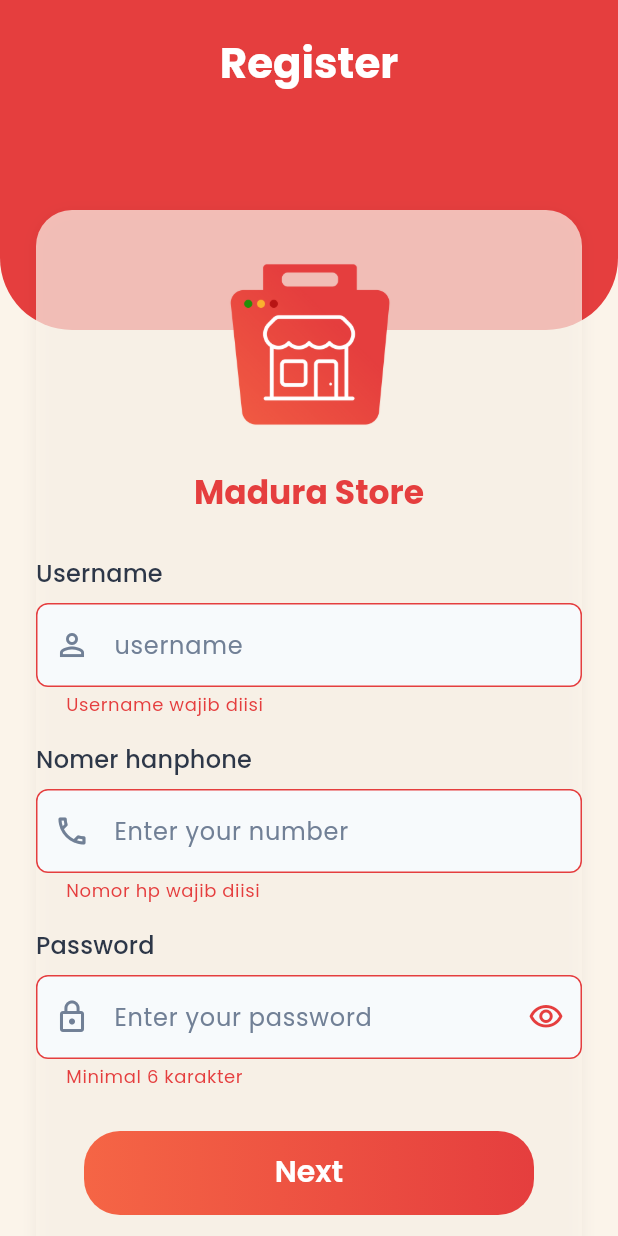
After one commit to amad-IO/frontend-madura-store, a Flutter app: the RegisterPage screen opened by its route, after a tap on "Next", on a phone screen of 412 x 824 dp. The commit adds this screen. Run offline on Flutter 3.47's test engine with Material 3 defaults, Android fonts, the phone set to English and light mode, and no system bars; our stand-ins replace google_fonts.

Commit message:
update register

```diff
--- a/lib/core/app_routes.dart
+++ b/lib/core/app_routes.dart
@@ -2,10 +2,12 @@ import 'package:flutter/material.dart';
 import '../ui/pages/LoginPage.dart';
 import '../ui/pages/onBoarding.dart';
 import '../ui/pages/dashboardPage.dart';
+import '../ui/pages/registerPage.dart';
 
 class AppRoutes {
   static const String onBoarding = '/';
   static const String login = '/login';
+  static const String register = '/register';
   static const String dashboard = '/dashboard';
 
   // halaman pertama
@@ -16,6 +18,7 @@ class AppRoutes {
       {
         onBoarding: (_) => const OnBoardingPage(),
         login: (_) => const LoginPage(),
+        register: (_) => const RegisterPage(),
         dashboard: (_) => const DashboardPage(),
       };
 
--- a/lib/ui/pages/LoginPage.dart
+++ b/lib/ui/pages/LoginPage.dart
@@ -348,11 +348,21 @@ class _LoginPageState extends State<LoginPage> {
                                     "Don’t have an account?",
                                     style: text.bodyMedium?.copyWith(color: cs.onSurface),
                                   ),
-                                  Text(
-                                    "Sign Up",
-                                    style: text.bodyMedium?.copyWith(
-                                        fontWeight: FontWeight.w600,
-                                        color: cs.primary),
+                                  InkWell(
+                                    onTap: () => Navigator.pushNamed(context, AppRoutes.register),
+                                    // kalau mau replace (tidak bisa back):
+                                    // onTap: () => Navigator.pushReplacementNamed(context, AppRoutes.register),
+                                    borderRadius: BorderRadius.circular(6),
+                                    child: Padding(
+                                      padding: const EdgeInsets.symmetric(horizontal: 2, vertical: 4),
+                                      child: Text(
+                                        "Sign Up",
+                                        style: text.bodyMedium?.copyWith(
+                                          fontWeight: FontWeight.w600,
+                                          color: cs.primary,
+                                        ),
+                                      ),
+                                    ),
                                   ),
                                 ],
                               ),
--- /dev/null
+++ b/lib/ui/pages/registerPage.dart
@@ -0,0 +1,264 @@
+import 'package:flutter/material.dart';
+import '../../core/app_theme.dart';
+import '../../core/app_routes.dart'; // pastikan ada route login
+import 'package:google_fonts/google_fonts.dart';
+
+class RegisterPage extends StatefulWidget {
+  const RegisterPage({super.key});
+
+  @override
+  State<RegisterPage> createState() => _RegisterPageState();
+}
+
+class _RegisterPageState extends State<RegisterPage> {
+  final _formKey = GlobalKey<FormState>();
+
+  final _usernameCtrl = TextEditingController();
+  final _phoneCtrl = TextEditingController();
+  final _passwordCtrl = TextEditingController();
+
+  bool _obscure = true;
+
+  @override
+  void dispose() {
+    _usernameCtrl.dispose();
+    _phoneCtrl.dispose();
+    _passwordCtrl.dispose();
+    super.dispose();
+  }
+
+  // Validasi username (3–20, huruf/angka . _ -, tidak diawali/diakhiri simbol, tidak dobel simbol)
+  String? _validateUsername(String? x) {
+    final v = x?.trim() ?? '';
+    final re = RegExp(r'^(?=.{3,20}$)(?![._-])(?!.*[._-]{2})[a-zA-Z0-9._-]+(?<![._-])$');
+    if (v.isEmpty) return 'Username wajib diisi';
+    if (!re.hasMatch(v)) {
+      return '3–20: huruf/angka . _ - (tidak boleh diawali/diakhiri simbol)';
+    }
+    return null;
+  }
+
+  String? _validatePhone(String? x) {
+    final v = x?.trim() ?? '';
+    if (v.isEmpty) return 'Nomor hp wajib diisi';
+    // sederhana: 9–15 digit, boleh mulai +62/0
+    final re = RegExp(r'^(?:\+?62|0)\d{8,13}$');
+    if (!re.hasMatch(v)) return 'Nomor hp tidak valid';
+    return null;
+  }
+
+  String? _validatePassword(String? x) {
+    final v = x ?? '';
+    if (v.length < 6) return 'Minimal 6 karakter';
+    return null;
+  }
+
+  void _submit() {
+    if (_formKey.currentState?.validate() ?? false) {
+      // TODO: panggil backend/register di layer service/state kamu
+      ScaffoldMessenger.of(context).showSnackBar(
+        const SnackBar(content: Text('Register berhasil (mock)')),
+      );
+    }
+  }
+
+  @override
+  Widget build(BuildContext context) {
+    final t = Theme.of(context).textTheme;
+
+    return Scaffold(
+      backgroundColor: AppTheme.primaryCream,
+      body: SafeArea(
+        child: Stack(
+          children: [
+            // Header merah besar dengan sudut bulat
+            Container(
+              height: 220,
+              decoration: const BoxDecoration(
+                color: AppTheme.primaryRed,
+                borderRadius: BorderRadius.only(
+                  bottomLeft: Radius.circular(48),
+                  bottomRight: Radius.circular(48),
+                ),
+              ),
+              alignment: Alignment.topCenter,
+              padding: const EdgeInsets.only(top: 24),
+              child: Text(
+                'Register',
+                style: t.headlineMedium?.copyWith(
+                  color: AppTheme.primaryWhite,
+                  fontWeight: FontWeight.w700,
+                ),
+              ),
+            ),
+
+            // Konten
+            SingleChildScrollView(
+              padding: const EdgeInsets.fromLTRB(24, 140, 24, 24),
+              child: Column(
+                children: [
+                  // kartu krem (feel figma)
+                  Container(
+                    width: double.infinity,
+                    decoration: BoxDecoration(
+                      color: AppTheme.primaryCream.withOpacity(0.7),
+                      borderRadius: BorderRadius.circular(24),
+                      // opsional: tambahkan efek blur kaca (frosted glass)
+                      boxShadow: [
+                        BoxShadow(
+                          color: Colors.black.withOpacity(0.05),
+                          blurRadius: 8,
+                          offset: const Offset(0, 2),
+                        ),
+                      ],
+                    ),
+
+                    child: Column(
+                      children: [
+                        const SizedBox(height: 16),
+                        // Logo
+                        Container(
+                          width: 146,
+                          height: 146,
+                          decoration: const BoxDecoration(
+                            image: DecorationImage(
+                              image: AssetImage('assets/images/logo3.png'),
+                              fit: BoxFit.cover,
+                            ),
+                          ),
+                        ),
+                        const SizedBox(height: 12),
+                        Text(
+                          'Madura Store',
+                          style: t.titleLarge?.copyWith(
+                            color: AppTheme.primaryRed,
+                            fontWeight: FontWeight.w700,
+                          ),
+                        ),
+                        const SizedBox(height: 12),
+
+                        // FORM
+                        Form(
+                          key: _formKey,
+                          child: Column(
+                            crossAxisAlignment: CrossAxisAlignment.start,
+                            children: [
+                              const SizedBox(height: 16),
+                              Text('Username', style: t.titleMedium?.copyWith(color: AppTheme.textPrimary)),
+                              const SizedBox(height: 8),
+                              TextFormField(
+                                controller: _usernameCtrl,
+                                validator: _validateUsername,
+                                textInputAction: TextInputAction.next,
+                                decoration: const InputDecoration(
+                                  hintText: 'username',
+                                  prefixIcon: Icon(Icons.person_outline),
+                                ),
+                              ),
+
+                              const SizedBox(height: 16),
+                              Text('Nomer hanphone', style: t.titleMedium?.copyWith(color: AppTheme.textPrimary)),
+                              const SizedBox(height: 8),
+                              TextFormField(
+                                controller: _phoneCtrl,
+                                validator: _validatePhone,
+                                keyboardType: TextInputType.phone,
+                                textInputAction: TextInputAction.next,
+                                decoration: const InputDecoration(
+                                  hintText: 'Enter your number',
+                                  prefixIcon: Icon(Icons.phone_outlined),
+                                ),
+                              ),
+
+                              const SizedBox(height: 16),
+                              Text('Password', style: t.titleMedium?.copyWith(color: AppTheme.textPrimary)),
+                              const SizedBox(height: 8),
+                              TextFormField(
+                                controller: _passwordCtrl,
+                                validator: _validatePassword,
+                                obscureText: _obscure,
+                                decoration: InputDecoration(
+                                  hintText: 'Enter your password',
+                                  prefixIcon: const Icon(Icons.lock_outline),
+                                  suffixIcon: IconButton(
+                                    onPressed: () => setState(() => _obscure = !_obscure),
+                                    icon: Icon(_obscure ? Icons.visibility_outlined : Icons.visibility_off_outlined),
+                                  ),
+                                ),
+                              ),
+
+                              const SizedBox(height: 28),
+                              // Tombol gradient sesuai AppTheme.primaryGradient
+                              Center(
+                                child: ConstrainedBox(
+                                  constraints: const BoxConstraints(maxWidth: 300), // ubah 260–320 sesuai selera
+                                  child: SizedBox(
+                                    width: double.infinity, // biar mengisi sampai maxWidth di atas
+                                    height: 56,
+                                    child: DecoratedBox(
+                                      decoration: BoxDecoration(
+                                        gradient: const LinearGradient(
+                                          begin: Alignment(-1.0, -0.05),
+                                          end: Alignment(1.0, 0.05),
+                                          colors: [AppTheme.primaryOrange, AppTheme.primaryRed],
+                                        ),
+                                        borderRadius: BorderRadius.circular(24),
+                                      ),
+                                      child: ElevatedButton(
+                                        onPressed: _submit,
+                                        style: ElevatedButton.styleFrom(
+                                          elevation: 0,
+                                          backgroundColor: Colors.transparent,
+                                          shadowColor: Colors.transparent,
+                                          shape: RoundedRectangleBorder(borderRadius: BorderRadius.circular(24)),
+                                          padding: const EdgeInsets.symmetric(vertical: 16),
+                                        ),
+                                        child: Text(
+                                          'Next',
+                                          style: GoogleFonts.poppins(
+                                            fontSize: 20, fontWeight: FontWeight.w600,
+                                            height: 1.2, color: AppTheme.primaryWhite,
+                                          ),
+                                        ),
+                                      ),
+                                    ),
+                                  ),
+                                ),
+                              ),
+
+
+                              const SizedBox(height: 20),
+                              Center(
+                                child: Wrap(
+                                  crossAxisAlignment: WrapCrossAlignment.center,
+                                  children: [
+                                    Text('Have an account? ', style: t.bodyLarge?.copyWith(color: AppTheme.textPrimary)),
+                                    InkWell(
+                                      onTap: () => Navigator.pushReplacementNamed(context, AppRoutes.login),
+                                      child: Text(
+                                        'Sign In',
+                                        style: t.bodyLarge?.copyWith(
+                                          color: AppTheme.primaryRed,
+                                          fontWeight: FontWeight.w700,
+                                        ),
+                                      ),
+                                    ),
+                                  ],
+                                ),
+                              ),
+                              const SizedBox(height: 12),
+                            ],
+                          ),
+                        ),
+                      ],
+                    ),
+                  ),
+                ],
+              ),
+            ),
+          ],
+        ),
+      ),
+    );
+  }
+}
--- a/lib/ui/widgets/humberger.dart
+++ b/lib/ui/widgets/humberger.dart
@@ -81,7 +81,7 @@ class _HamburgerPanel extends StatelessWidget {
       margin: EdgeInsets.zero,
       clipBehavior: Clip.antiAlias, // agar isi ter-clip radius kanan
       decoration: const BoxDecoration(
-        color: AppTheme.primaryWhite,
+        color: AppTheme.primaryCream,
         // radius kanan saja
         borderRadius: BorderRadius.only(
           topRight: Radius.circular(150),
```
